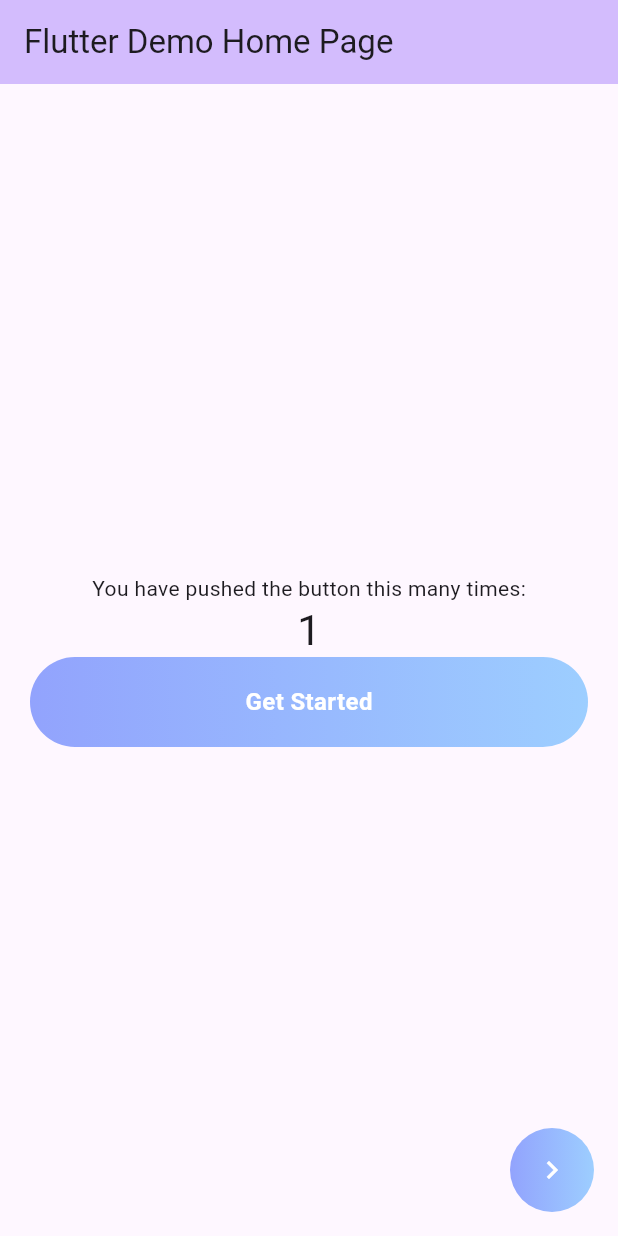
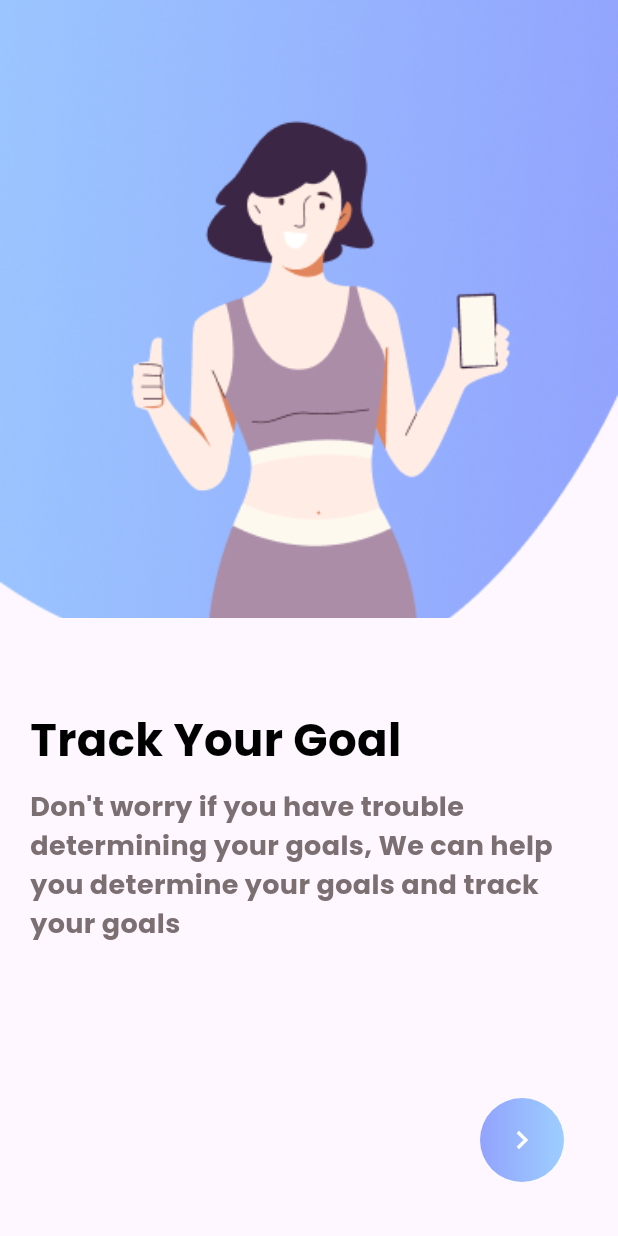
Before and after one commit to shloksharma273/PhysioFit, a Flutter app: the screen it shows after launch, after a tap on "Get Started", on a phone screen of 412 x 824 dp. Run offline on Flutter 3.47's test engine with Material 3 defaults, Android fonts, the phone set to English and light mode, and no system bars.

Commit message:
added onboarding pages

```diff
--- a/lib/core/config/theme/app_images.dart
+++ b/lib/core/config/theme/app_images.dart
@@ -3,18 +3,19 @@ class AppImages {
   static const String basePath = 'assets/images/';
 
   static const String introBG1 = '${basePath}Frame.png';
-  static const String introBG2 = '${basePath}Frame(1).png';
-  static const String introBG3 = '${basePath}Frame(2).png';
+  static const String introBG2 = '${basePath}Frame (1).png';
+  static const String introBG3 = '${basePath}Frame (2).png';
   static const String introBG4 = '${basePath}Frameonboarding4.png';
 
   static const String goals1 = '${basePath}Card-goals-2.png';
   static const String goals2 = '${basePath}Card-goals-2(1).png';
   static const String goals3 = '${basePath}Card-Goals-2goal1.png';
   static const String goals4 = '${basePath}Group.png';
+  static const String login = '${basePath}Vector-Section';
 
-  static const String workoutFinish = '${basePath}Frame(3).png';
+  static const String workoutFinish = '${basePath}Frame (3).png';
 
-  static const String physiotherapy = '${basePath}Group(1).png';
+  static const String physiotherapy = '${basePath}Group (1).png';
 
 
 
--- a/lib/main.dart
+++ b/lib/main.dart
@@ -1,6 +1,5 @@
 import 'package:flutter/material.dart';
-import 'package:physio_fit/core/common_widgets/custom_button.dart';
-import 'package:physio_fit/core/common_widgets/next_button.dart';
+import 'package:physio_fit/presentation/onboarding/landing_page.dart';
 
 void main() {
   runApp(const MyApp());
@@ -9,63 +8,13 @@ void main() {
 class MyApp extends StatelessWidget {
   const MyApp({super.key});
 
+
+  // This widget is the root of your application.
   @override
   Widget build(BuildContext context) {
-    return MaterialApp(
-      title: 'Flutter Demo',
-      theme: ThemeData(
-        colorScheme: ColorScheme.fromSeed(seedColor: Colors.deepPurple),
-        useMaterial3: true,
-      ),
-      home: const MyHomePage(title: 'Flutter Demo Home Page'),
+    return const MaterialApp(
+      debugShowCheckedModeBanner: false,
+      home: LandingPage(),
     );
   }
 }
-
-class MyHomePage extends StatefulWidget {
-  const MyHomePage({super.key, required this.title});
-
-  final String title;
-
-  @override
-  State<MyHomePage> createState() => _MyHomePageState();
-}
-
-class _MyHomePageState extends State<MyHomePage> {
-  int _counter = 0;
-
-  void _incrementCounter() {
-    setState(() {
-      _counter++;
-    });
-  }
-
-  @override
-  Widget build(BuildContext context) {
-    return Scaffold(
-      appBar: AppBar(
-        backgroundColor: Theme.of(context).colorScheme.inversePrimary,
-        title: Text(widget.title),
-      ),
-      body: Padding(
-        padding: const EdgeInsets.all(20),
-        child: Center(
-          child: Column(
-            mainAxisAlignment: MainAxisAlignment.center,
-            children: <Widget>[
-              const Text(
-                'You have pushed the button this many times:',
-              ),
-              Text(
-                '$_counter',
-                style: Theme.of(context).textTheme.headlineMedium,
-              ),
-              CustomButton(text: 'Get Started',function: _incrementCounter,),
-            ],
-          ),
-        ),
-      ),
-      floatingActionButton: NextButton(function: _incrementCounter),// This trailing comma makes auto-formatting nicer for build methods.
-    );
-  }
-}
--- /dev/null
+++ b/lib/presentation/onboarding/landing_page.dart
@@ -0,0 +1,61 @@
+import 'package:flutter/material.dart';
+import 'package:physio_fit/core/common_widgets/custom_button.dart';
+import 'package:physio_fit/core/config/theme/app_colors.dart';
+import 'package:physio_fit/presentation/onboarding/onboarding_1.dart';
+
+class LandingPage extends StatelessWidget {
+  const LandingPage({super.key});
+
+  @override
+  Widget build(BuildContext context) {
+    return Scaffold(
+      body: Padding(
+        padding: const EdgeInsets.symmetric(vertical: 50, horizontal: 20),
+        child: Stack(
+          children: [
+            const Column(
+              mainAxisAlignment: MainAxisAlignment.center,
+              children: [
+                Align(
+                  alignment: Alignment.center,
+                  child: Text(
+                    "PhysioFit",
+                    style: TextStyle(
+                      fontSize: 36,
+                      fontWeight: FontWeight.bold,
+                      color: AppColors.black,
+                    ),
+                  ),
+                ),
+                SizedBox(
+                  height: 7,
+                ),
+                Text(
+                  "Everybody Can Train",
+                  style: TextStyle(
+                    fontSize: 18,
+                    color: AppColors.grey,
+                  ),
+                ),
+              ],
+            ),
+            Align(
+              alignment: Alignment.bottomCenter,
+              child: CustomButton(
+                text: "Get Started",
+                function: () {
+                  Navigator.push(
+                    context,
+                    MaterialPageRoute(
+                      builder: (context) => const Onboarding1(),
+                    ),
+                  );
+                },
+              ),
+            )
+          ],
+        ),
+      ),
+    );
+  }
+}
--- /dev/null
+++ b/lib/presentation/onboarding/onboarding_1.dart
@@ -0,0 +1,81 @@
+import 'package:flutter/material.dart';
+import 'package:physio_fit/core/common_widgets/next_button.dart';
+import 'package:physio_fit/core/config/theme/app_colors.dart';
+import 'package:physio_fit/core/config/theme/app_images.dart';
+import 'package:physio_fit/presentation/onboarding/onboarding_2.dart';
+
+class Onboarding1 extends StatelessWidget {
+  const Onboarding1({super.key});
+
+  @override
+  Widget build(BuildContext context) {
+    return Scaffold(
+      body: Stack(
+        children: [
+          // Background Image
+          Positioned(
+            top: 0,
+            left: 0,
+            right: 0,
+            height: MediaQuery.of(context).size.height *
+                0.5, // Adjust this value to cover the upper half
+            child: const Image(
+              image: AssetImage(AppImages.introBG1),
+              fit: BoxFit
+                  .cover, // Use BoxFit.cover to ensure the image covers the area without distortion
+            ),
+          ),
+
+          // Foreground Content
+          Positioned(
+            top: MediaQuery.of(context).size.height * 0.5 +
+                60, // Start below the image
+            left: 0,
+            right: 0,
+            child: const Padding(
+              padding: EdgeInsets.symmetric(
+                  horizontal: 20.0), // Add padding to prevent overflow
+              child: Column(
+                crossAxisAlignment: CrossAxisAlignment.start,
+                children: [
+                  Text(
+                    "Track Your Goal",
+                    style: TextStyle(
+                        fontWeight: FontWeight.bold,
+                        fontSize: 30,
+                        color: Colors.black, // Adjust text color as needed
+                        fontFamily: "Poppins"),
+                    textAlign: TextAlign.left, // Center text
+                  ),
+                  SizedBox(height: 10), // Add space between text
+                  Text(
+                    "Don't worry if you have trouble determining your goals, We can help you determine your goals and track your goals",
+                    style: TextStyle(
+                        fontSize: 18,
+                        color: AppColors.grey,
+                        fontFamily: "Poppins" // Adjust text color as needed
+                        ),
+                    textAlign: TextAlign.left, // Center text
+                  ),
+                ],
+              ),
+            ),
+          ),
+        ],
+      ),
+      floatingActionButton: Padding(
+        padding: const EdgeInsets.symmetric(horizontal: 20, vertical: 20),
+        child: NextButton(
+          function: () {
+            Navigator.push(
+              context,
+              MaterialPageRoute(
+                builder: (context) => const Onboarding2(),
+              ),
+            );
+          },
+        ),
+      ),
+    );
+  }
+}
```
Also changed, not shown: lib/presentation/onboarding/onboarding_2.dart (added, +82 -0 lines), lib/presentation/onboarding/onboarding_3.dart (added, +81 -0 lines), lib/presentation/onboarding/onboarding_4.dart (added, +73 -0 lines), pubspec.yaml (+12 -67 lines), assets/fonts/Poppins-Black.ttf (added), assets/fonts/Poppins-Bold.ttf (added), assets/images/Vector-Section.png (added), lib/presentation/goalsetting/details.dart (added).
